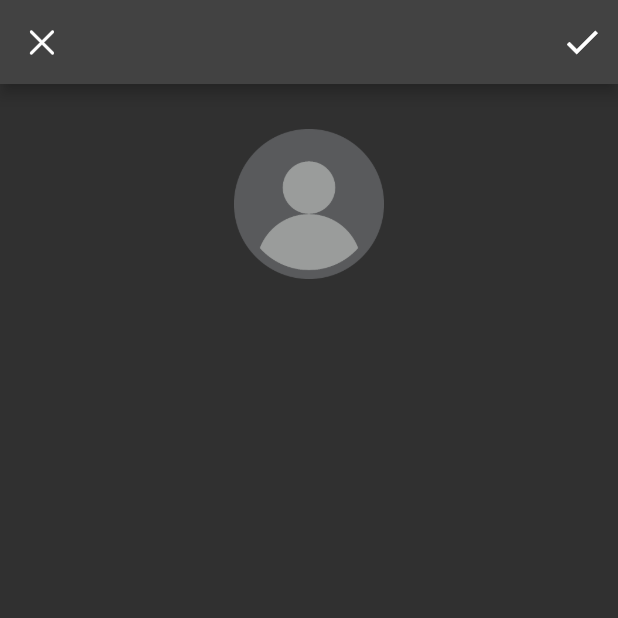
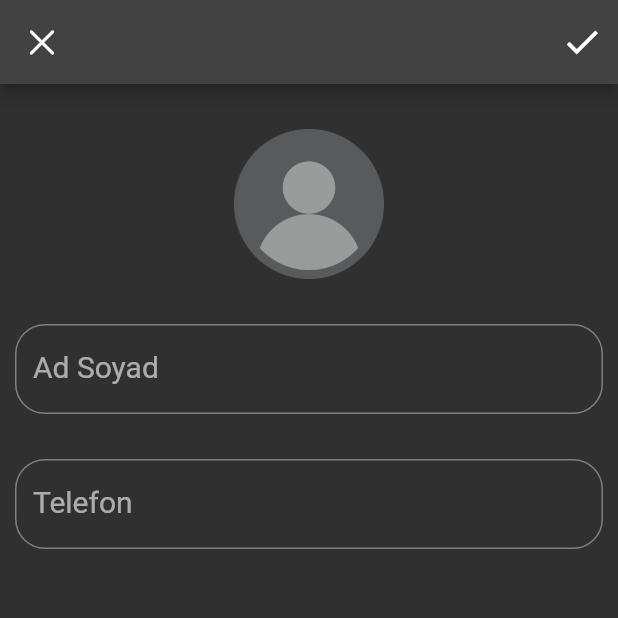
Before and after one commit to kadironer/contacts_app, a Flutter app: the AddContacts screen opened directly, on a phone screen of 412 x 824 dp, the top half of it. Run offline on Flutter 3.47's test engine with Material 2 defaults, Android fonts, the phone set to English and light mode, and no system bars; our stand-ins replace sqflite; accounts and stored records are empty.

Commit message:
Contacts insert yapıldı

```diff
--- a/lib/addContacts.dart
+++ b/lib/addContacts.dart
@@ -1,5 +1,8 @@
+import 'package:contacts_app/databaseInfo/contactsDao.dart';
 import 'package:flutter/cupertino.dart';
+import 'package:flutter/foundation.dart';
 import 'package:flutter/material.dart';
+import 'package:flutter/services.dart';
 
 class AddContacts extends StatefulWidget {
   const AddContacts({Key? key}) : super(key: key);
@@ -9,6 +12,16 @@
 }
 
 class _AddContactsState extends State<AddContacts> {
+
+  var tfContactsName=TextEditingController();
+  var tfContactsNumber=TextEditingController();
+
+
+  Future<void> regContacts(String contacts_name, int contacts_number) async{
+    await Contactsdao().addContacts(contacts_name, contacts_number);
+    Navigator.pop(context);
+  }
+
   @override
   Widget build(BuildContext context) {
     return Scaffold(
@@ -16,12 +29,14 @@
         leading: IconButton(
           icon: Icon(CupertinoIcons.xmark),
           onPressed:(){
+            Navigator.pop(context);
           },
         ),
         actions: [
           IconButton(
             icon: Icon(Icons.check,size: 28,),
             onPressed:(){
+              regContacts(tfContactsName.text, int.parse(tfContactsNumber.text));
             },
           )
         ],
@@ -34,6 +49,51 @@
               child: Image.asset("images/user.png", width: 100),
             ),
 
+            Padding(
+              padding: const EdgeInsets.only(top: 30.0, left: 10.0, right: 10.0),
+              child: SizedBox(
+                height: 60,
+                child: TextField(
+                  keyboardType: TextInputType.name,
+                  inputFormatters: [FilteringTextInputFormatter.allow(RegExp("[a-z A-Z á-ú Á-Ú]"))],
+                  controller: tfContactsName,
+                  style: TextStyle(
+                    fontSize: 20.0
+                  ),
+                  decoration: InputDecoration(
+                    labelText: "Ad Soyad",
+                    hintText: "Adınız Soyadınız",
+                    border: OutlineInputBorder(
+                      borderRadius: BorderRadius.circular(20.0),
+                    )
+                  ),
+                ),
+              ),
+            ),
+
+            Padding(
+              padding: const EdgeInsets.only(top: 30.0, left: 10.0, right: 10.0),
+              child: SizedBox(
+                height: 60,
+                child: TextField(
+                  keyboardType: TextInputType.number,
+                  maxLength: 11,
+                  inputFormatters: [FilteringTextInputFormatter.digitsOnly],
+                  controller: tfContactsNumber,
+                  style: TextStyle(
+                      fontSize: 20.0
+                  ),
+                  decoration: InputDecoration(
+                      labelText: "Telefon",
+                      counterText: '',
+                      hintText: "Telefon Numarası",
+                      border: OutlineInputBorder(
+                        borderRadius: BorderRadius.circular(20.0),
+                      )
+                  ),
+                ),
+              ),
+            ),
           ],
         ),
       ),
--- a/lib/databaseInfo/contactsDao.dart
+++ b/lib/databaseInfo/contactsDao.dart
@@ -12,4 +12,15 @@
           satir["contacts_id"], satir["contacts_name"], satir["contacts_number"]);
     });
 }
+
+  Future<void> addContacts(String contacts_name, int contacts_number) async {
+    var db = await DatabaseInformation.databaseAccess();
+
+    var information = Map<String, dynamic>();
+    information["contacts_name"] = contacts_name;
+    information["contacts_number"] = contacts_number;
+
+    await db.insert("contacts", information);
+  }
+
 }
```
Also changed, not shown: lib/detailsContacts.dart (added).
